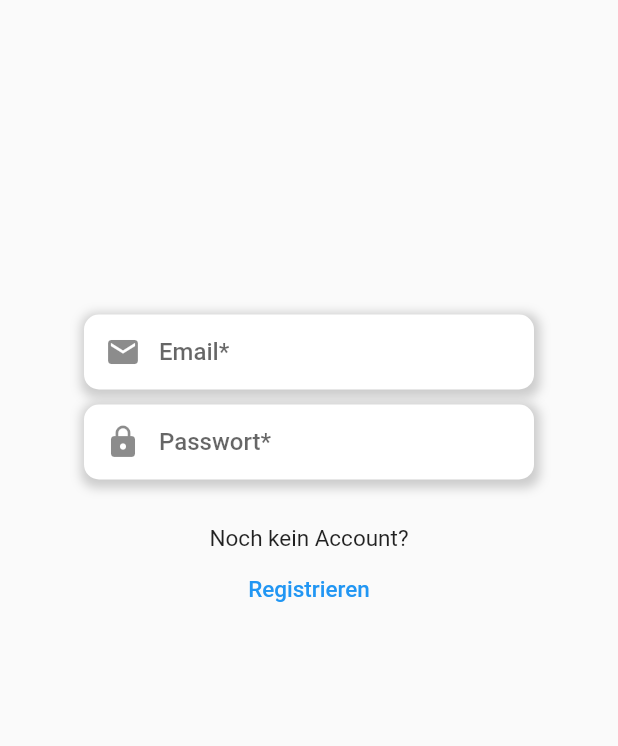
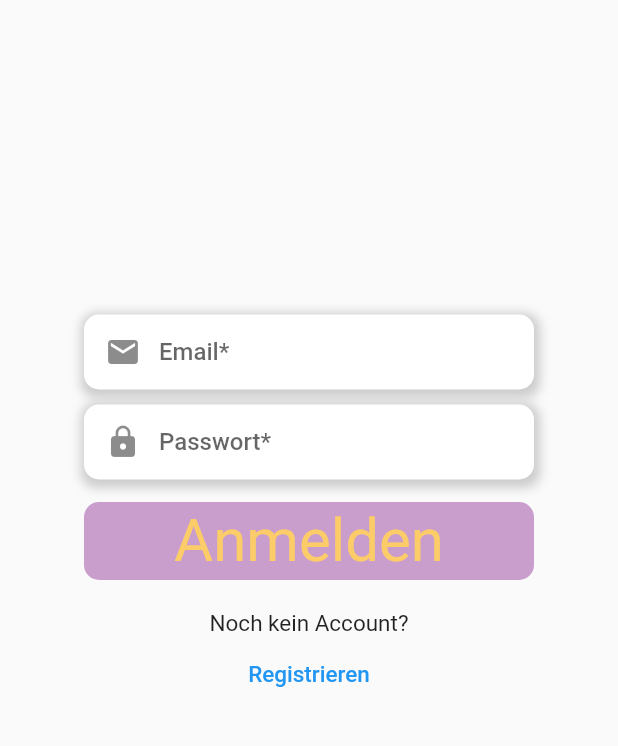
Before and after one commit to LeifEtter/JuicyApp, a Flutter app: the AuthenticationScreen screen opened directly, on a phone screen of 412 x 824 dp, the part 299-1045 px from its top. Run offline on Flutter 3.47's test engine with Material 2 defaults, Android fonts, the phone set to English and light mode, and no system bars; our stand-ins replace cloud_firestore, firebase_auth, firebase_core; accounts and stored records are empty.

Commit message:
Small update

```diff
--- a/juicy_app/lib/extra/categories.dart
+++ b/juicy_app/lib/extra/categories.dart
@@ -2,7 +2,7 @@ import 'package:flutter/material.dart';
 import 'package:juicy_app/extra/colors.dart';
 
 List categorySwitches = [
-  ["tshirt", Icons.accessibility, juicyPurple],
-  ["pants", Icons.add_alert, juicyBlue],
+  ["sweater", Icons.accessibility, juicyPurple],
+  ["hoodie", Icons.add_alert, juicyBlue],
   ["jacket", Icons.access_alarm_rounded, juicyOrange],
 ];
--- a/juicy_app/lib/extra/database.dart
+++ b/juicy_app/lib/extra/database.dart
@@ -1,3 +1,4 @@
 import 'package:cloud_firestore/cloud_firestore.dart';
 
 CollectionReference usersDb = FirebaseFirestore.instance.collection('users');
+CollectionReference productsDb = FirebaseFirestore.instance.collection('products');
--- a/juicy_app/lib/screens/authentication_screen.dart
+++ b/juicy_app/lib/screens/authentication_screen.dart
@@ -1,7 +1,9 @@
 import 'package:flutter/material.dart';
 import 'package:firebase_auth/firebase_auth.dart';
+import 'package:juicy_app/extra/colors.dart';
 import 'package:juicy_app/screens/home_view_scroll.dart';
 import 'package:juicy_app/widgets/authentication_form.dart';
+import 'package:juicy_app/widgets/buttons.dart';
 
 class AuthenticationScreen extends StatefulWidget {
   @override
@@ -95,11 +97,13 @@ class _AuthenticationScreenState extends State<AuthenticationScreen> with Single
                       focusNode2: _focusNode2,
                       focusNode3: _focusNode3,
                     ),
-                    /*FormSubmit2(
-                      onPressed: authentication,
-                      submitText: isSignUp ? 'Registrieren' : 'Einloggen',
-                      buttonWidth: 300.0,
-                    ),*/
+                    SizedBox(height: 5.0),
+                    SubmitButton(
+                      buttonColor: juicyPurple,
+                      loggedIn: isSignUp,
+                      login: login,
+                      register: register,
+                    ),
                     SizedBox(height: 20.0),
                     Text(
                       isSignUp
--- a/juicy_app/lib/widgets/buttons.dart
+++ b/juicy_app/lib/widgets/buttons.dart
@@ -1,4 +1,5 @@
 import 'package:flutter/material.dart';
+import 'package:juicy_app/extra/colors.dart';
 
 class AppBarIcon extends StatelessWidget {
   final IconData icon;
@@ -59,10 +60,50 @@ class CategoryButton extends StatelessWidget {
         height: 50,
         child: Icon(categoryIcon),
         decoration: BoxDecoration(
-          color: categoryActive ? Colors.grey : buttonColor,
+          color: categoryActive ? buttonColor : Colors.grey,
           borderRadius: BorderRadius.circular(15.0),
         ),
       ),
     );
   }
 }
+
+class SubmitButton extends StatelessWidget {
+  final Color buttonColor;
+  final bool loggedIn;
+  final Function login;
+  final Function register;
+  const SubmitButton({
+    Key key,
+    @required this.buttonColor,
+    @required this.loggedIn,
+    @required this.login,
+    @required this.register,
+  })  :  super(key: key);
+
+  @override
+  Widget build(BuildContext context) {
+    return Container(
+      width: 300,
+      height: 52,
+      decoration: BoxDecoration(
+        borderRadius: BorderRadius.circular(10.0),
+        color: buttonColor,
+      ),
+
+      child: FlatButton(
+        onPressed: () {
+          loggedIn ? register() : login();
+        },
+        child: Text(
+          loggedIn ? "Registrieren" : "Anmelden",
+          style: TextStyle(
+            fontSize: 40.0,
+            color: juicyYellow,
+            fontWeight: FontWeight.w400,
+          ),
+        ),
+      ),
+    );
+  }
+}
```
Also changed, not shown: juicy_app/lib/extra/colors.dart (+17 -0 lines), juicy_app/lib/extra/products.dart (deleted, +0 -12 lines), juicy_app/lib/main.dart (+36 -2 lines), juicy_app/lib/screens/home_view_scroll.dart (+22 -12 lines), juicy_app/lib/screens/product_view.dart (+12 -9 lines), juicy_app/lib/widgets/list_display.dart (added, +26 -0 lines), juicy_app/lib/widgets/product_card.dart (deleted, +0 -98 lines), juicy_app/lib/widgets/product_card_redesign.dart (added, +76 -0 lines), juicy_app/lib/widgets/text.dart (+20 -0 lines), juicy_app/lib/widgets/top_bar.dart (+31 -7 lines), juicy_app/assets/product_images/cgs.png (renamed from juicy_app/assets/product_images/champion_grey_sweater.png), juicy_app/assets/product_images/nyh.png (renamed from juicy_app/assets/product_images/nike_yellow_hoodie.png), juicy_app/assets/product_images/phs.png (renamed from juicy_app/assets/product_images/planet_hollywood_sweater.png), juicy_app/pubspec.lock, 1 other file.
